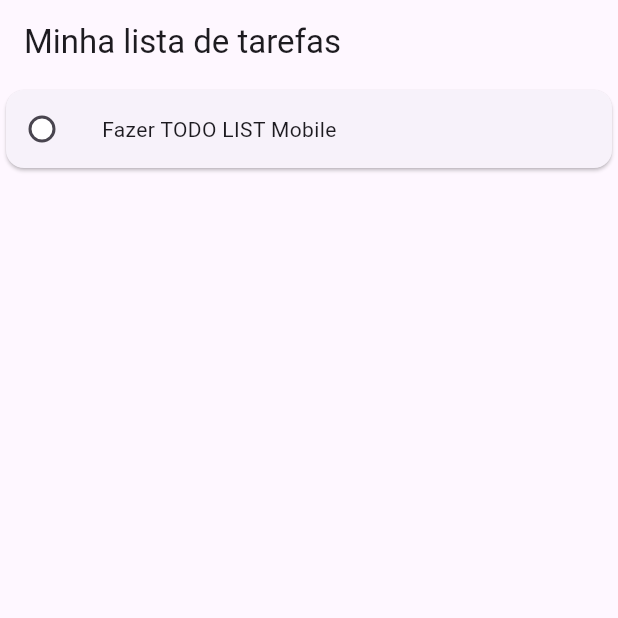
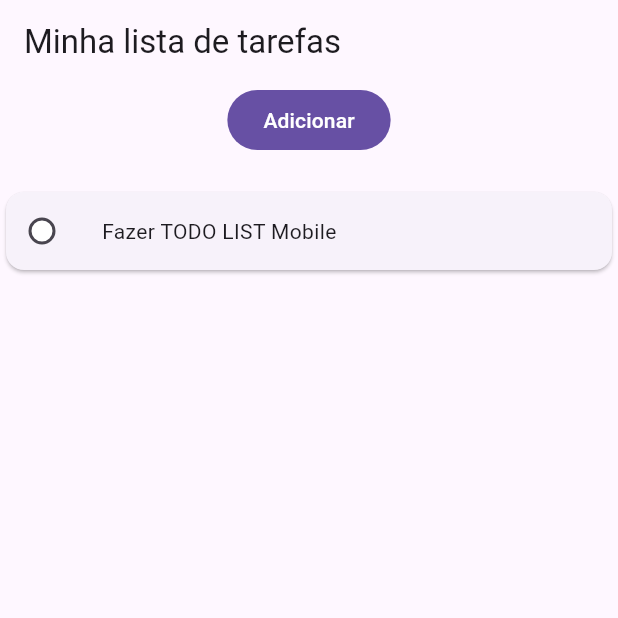
Before and after one commit to gfloriano11/mobile-development-class, a Flutter app: the screen it shows after launch, on a phone screen of 412 x 824 dp, the top half of it. Run offline on Flutter 3.47's test engine with Material 3 defaults, Android fonts, the phone set to English and light mode, and no system bars; our stand-ins replace flutter_tts.

Commit message:
feat: add scroll to tasks

```diff
--- a/n2/todo_list/lib/main.dart
+++ b/n2/todo_list/lib/main.dart
@@ -13,14 +13,12 @@ class MainApp extends StatefulWidget {
 }
 
 class _MainApp extends State<MainApp> {
-  bool isAddingTask = false;
-
   @override
   Widget build(BuildContext context) {
     return MaterialApp(
       home: Scaffold(
         appBar: AppBar(title: Text("Minha lista de tarefas")),
-        body: Center(child: Home(isAddingTask: isAddingTask)),
+        body: Center(child: Home()),
         // floatingActionButton: FloatingActionButton(
         //   foregroundColor: Colors.black,
         //   onPressed: () => setState(() {
--- a/n2/todo_list/lib/widgets/home.dart
+++ b/n2/todo_list/lib/widgets/home.dart
@@ -2,8 +2,7 @@ import 'package:flutter/material.dart';
 import 'package:todo_list/widgets/task.dart';
 
 class Home extends StatefulWidget {
-  final bool isAddingTask;
-  const Home({super.key, required this.isAddingTask});
+  const Home({super.key});
 
   @override
   State<Home> createState() => _Home();
@@ -12,6 +11,7 @@ class Home extends StatefulWidget {
 class _Home extends State<Home> {
   List<String> tasks = ["Fazer TODO LIST Mobile"];
   final TextEditingController _controller = TextEditingController();
+  bool isAddingTask = false;
 
   void createTask(String title) {
     if (title.trim().isEmpty) {
@@ -25,7 +25,8 @@ class _Home extends State<Home> {
     }
     setState(() {
       tasks.add(title);
-      _controller.value = TextEditingValue.empty;
+      _controller.clear();
+      isAddingTask = false;
     });
   }
 
@@ -35,7 +36,14 @@ class _Home extends State<Home> {
       child: Column(
         spacing: 20,
         children: [
-          if (widget.isAddingTask)
+          FilledButton(
+            child: Text(isAddingTask ? "Fechar" : "Adicionar"),
+            onPressed: () => setState(() => isAddingTask = !isAddingTask),
+          ),
+
+          if (isAddingTask)
+            Column(
+              children: [
                 ConstrainedBox(
                   constraints: BoxConstraints(maxWidth: 800),
                   child: TextField(
@@ -47,15 +55,22 @@ class _Home extends State<Home> {
                     onSubmitted: (text) => createTask(text),
                   ),
                 ),
-          Column(spacing: 3, children: [...tasks.map((t) => Task(content: t))]),
-          // ListView.builder(
-          //   itemBuilder: (ctx, index) {
-          //     return Column(
-          //       spacing: 3,
-          //       children: [...tasks.map((t) => Task(content: t))],
-          //     );
-          //   },
-          // ),
+              ],
+            ),
+
+          Expanded(
+            child: ListView.builder(
+              itemCount: tasks.length,
+              itemBuilder: (context, index) {
+                return Center(
+                  child: ConstrainedBox(
+                    constraints: const BoxConstraints(maxWidth: 800),
+                    child: Task(content: tasks[index]),
+                  ),
+                );
+              },
+            ),
+          ),
         ],
       ),
     );
```
Lines whose indentation alone changed are shown as unchanged.
